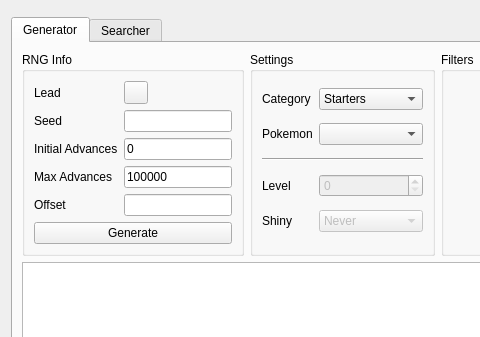
Above: Form/Gen4/Static4.ui from Admiral-Fish/PokeFinder before the change; both pictures show x 0 to 480 and y 0 to 337 of the 1200 by 700 pixel window. Below: the same form after it.
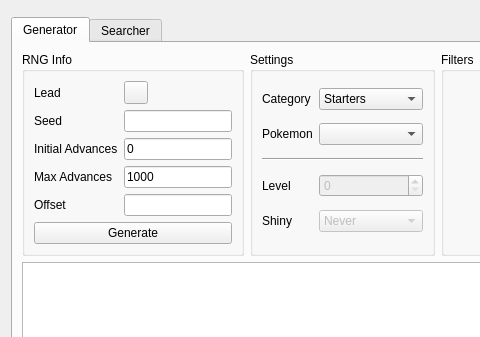
That is the form after the change. Custom widgets are drawn as their Qt base class.

What changed in the file:
```diff
--- a/Form/Gen4/Static4.ui
+++ b/Form/Gen4/Static4.ui
@@ -75,7 +75,7 @@
           <item row="3" column="1">
            <widget class="TextBox" name="textBoxGeneratorMaxAdvances">
             <property name="text">
-             <string notr="true">100000</string>
+             <string notr="true">1000</string>
             </property>
            </widget>
           </item>
```
